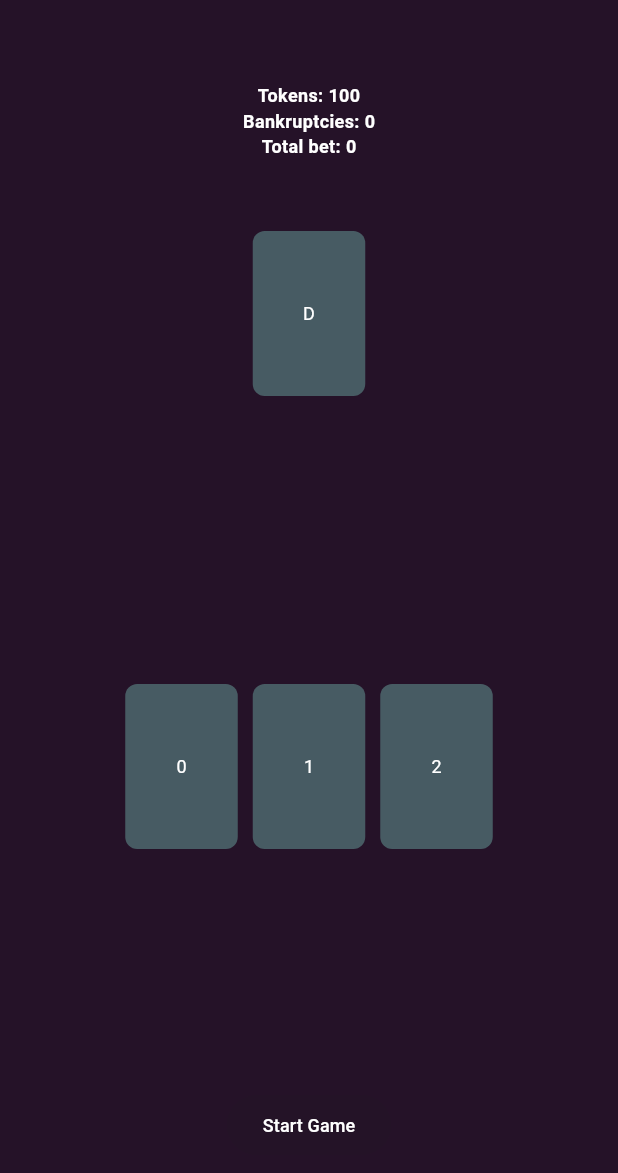
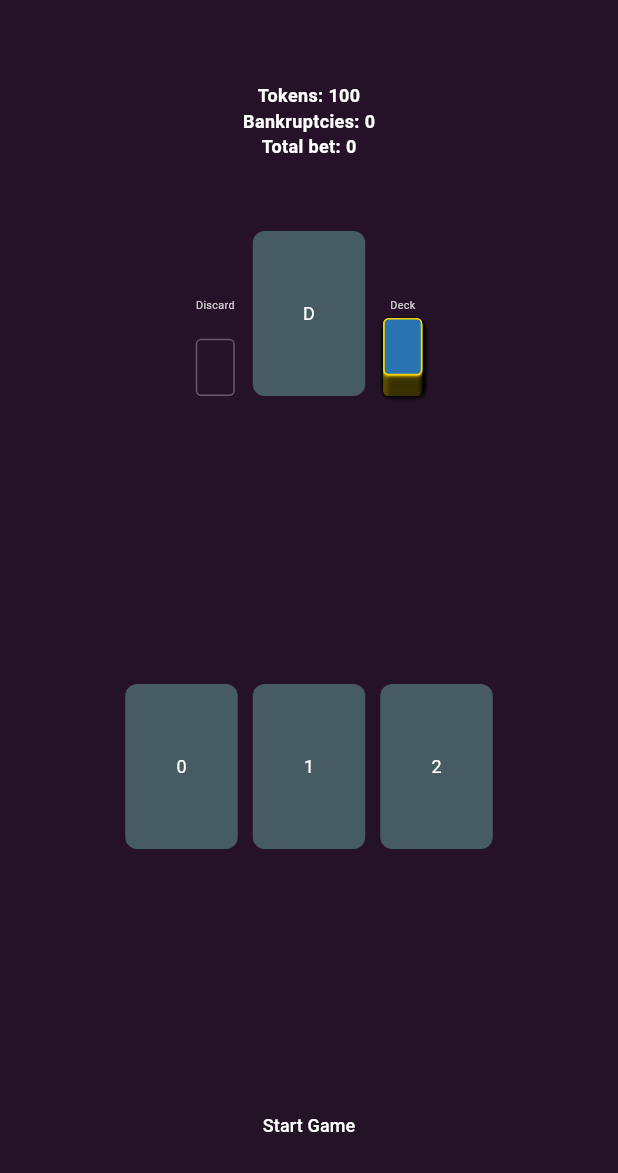
Before and after one commit to MateoSacre/Turbo_Blackjack, a Flutter app: the PlayTable screen opened by its route, on a phone screen of 412 x 824 dp, the part 63-1236 px from its top. Run offline on Flutter 3.47's test engine with Material 3 defaults, Android fonts, the phone set to English and light mode, and no system bars; our stand-ins replace fl_chart, fluttertoast, logger.

Commit message:
[1.3.0] added deck and discard pile

```diff
--- a/lib/Game/Logic/deck_logic.dart
+++ b/lib/Game/Logic/deck_logic.dart
@@ -19,6 +19,21 @@ import '../Notifier/deck_notifier.dart';
 ///   low.
 class DeckLogic {
   static final random = Random();
+
+  // With the shuffler on, GameValues.deck is just the small dealing-shoe
+  // buffer (see shoeBufferTarget) - most undealt cards actually sit in the
+  // machine's compartments. This is the count that should back a "how much
+  // is left to deal" display, since the shoe buffer alone understates it.
+  static int getEffectiveDeckCount() {
+    if (!SettingsGlobalValues.useShuffler.settingValue) {
+      return GameValues.deck.length;
+    }
+    int total = GameValues.deck.length;
+    for (final compartment in GameValues.shufflerCompartments) {
+      total += compartment.length;
+    }
+    return total;
+  }
 
   static void checkForDeckShuffle() {
     if (SettingsGlobalValues.useShuffler.settingValue) {
@@ -146,8 +161,9 @@ class DeckLogic {
       for (int i = 0; i < compartments.length; i++)
         if (compartments[i].length < compartmentMaxCapacity) i
     ];
-    final candidates =
-        eligible.isNotEmpty ? eligible : List.generate(compartments.length, (i) => i);
+    final candidates = eligible.isNotEmpty
+        ? eligible
+        : List.generate(compartments.length, (i) => i);
     final chosen = candidates[random.nextInt(candidates.length)];
     compartments[chosen].add(card);
     SettingsGlobalValues.logger
--- /dev/null
+++ b/lib/Game/Table/card_pile_widget.dart
@@ -0,0 +1,101 @@
+import 'package:flutter/material.dart';
+
+import '../../Settings/settings_global_values.dart';
+
+// A top-down view of a pile: small card silhouettes staggered diagonally,
+// like looking straight down at a stack. More cards means more (and more
+// widely spread) layers, giving a rough at-a-glance sense of how full the
+// pile is - deliberately not an exact count, so it reads as a table
+// fixture rather than a counting aid that does the counting for you.
+class CardPileWidget extends StatelessWidget {
+  static const double aspectRatio = 0.68; // width / height, matches a card face
+  static const int maxLayers = 54;
+  static const double stepFraction = 0.01; // per-layer offset, as a fraction of cardWidth
+
+  final int count;
+  final int maxCount;
+  final String label;
+  final double cardWidth;
+
+  const CardPileWidget({
+    super.key,
+    required this.count,
+    required this.maxCount,
+    required this.label,
+    required this.cardWidth,
+  });
+
+  @override
+  Widget build(BuildContext context) {
+    final double cardHeight = cardWidth / aspectRatio;
+    final double step = cardWidth * stepFraction;
+    final double fraction =
+        maxCount <= 0 ? 0.0 : (count / maxCount).clamp(0.0, 1.0);
+    final int layers =
+        count <= 0 ? 0 : (1 + (fraction * (maxLayers - 1)).round());
+
+    // Layers only offset vertically (bottom:), so the box only needs to be
+    // as wide as a single card - reserving horizontal room here left the
+    // (left-pinned) stack sitting in a sliver of a wider, empty box.
+    final double footprintWidth = cardWidth;
+    final double footprintHeight = cardHeight + step * (maxLayers - 1);
+
+    return Column(
+      mainAxisSize: MainAxisSize.min,
+      children: [
+        Text(label,
+            style: TextStyle(
+                color: SettingsGlobalValues.neutralColor.withValues(alpha: .8),
+                fontSize: SettingsGlobalValues.getFontSize(context) * 0.6)),
+        const SizedBox(height: 4),
+        SizedBox(
+          width: footprintWidth,
+          height: footprintHeight,
+          child: layers <= 0
+              ? Align(
+                  alignment: Alignment.bottomCenter,
+                  child: _emptyOutline(cardWidth, cardHeight),
+                )
+              : Stack(
+                  alignment: Alignment.bottomCenter,
+                  children: [
+                    for (int i = 0; i < layers; i++)
+                      Positioned(
+                        bottom: step * i,
+                        child: _cardLayer(cardWidth, cardHeight),
+                      ),
+                  ],
+                ),
+        ),
+      ],
+    );
+  }
+
+  Widget _emptyOutline(double width, double height) {
+    return Container(
+      width: width,
+      height: height,
+      decoration: BoxDecoration(
+        borderRadius: BorderRadius.circular(width * 0.14),
+        border: Border.all(
+            color: SettingsGlobalValues.neutralColor.withValues(alpha: .3)),
+      ),
+    );
+  }
+
+  Widget _cardLayer(double width, double height) {
+    return Container(
+      width: width,
+      height: height,
+      decoration: BoxDecoration(
+        color: SettingsGlobalValues.activeColor,
+        borderRadius: BorderRadius.circular(width * 0.14),
+        border: Border.all(color: SettingsGlobalValues.goldColor, width: 1),
+        boxShadow: const [
+          BoxShadow(
+              color: Color(0x40000000), blurRadius: 2, offset: Offset(1, 1)),
+        ],
+      ),
+    );
+  }
+}
--- a/lib/Game/Table/play_table.dart
+++ b/lib/Game/Table/play_table.dart
@@ -8,6 +8,7 @@ import 'package:turbo_blackjack/Settings/settings_global_values.dart';
 
 import '../Data/game_values.dart';
 import '../Logic/game_logic.dart';
+import 'card_pile_widget.dart';
 import 'playing_card_widget.dart';
 
 class PlayTable extends StatefulWidget {
@@ -383,13 +384,38 @@ class PlayTableState extends State<PlayTable> {
   }
 
   getTable() {
+    final int maxPileCount = SettingsGlobalValues.deckCount.settingValue * 52;
     return [
-      // Dealer position
+      // Dealer position, flanked by the shoe (deck) and discard tray.
       Padding(
         padding: const EdgeInsets.all(40.0),
-        child: GameValues.isGameStarted
-            ? _buildPositionFromHand(GameValues.dealerHand)
-            : _buildPosition("D", Hand()),
+        child: Row(
+          mainAxisSize: MainAxisSize.min,
+          crossAxisAlignment: CrossAxisAlignment.end,
+          children: [
+            Padding(
+              padding: const EdgeInsets.only(right: 12.0),
+              child: CardPileWidget(
+                label: 'Discard',
+                count: GameValues.discardPile.length,
+                maxCount: maxPileCount,
+                cardWidth: SettingsGlobalValues.getPileWidth(context),
+              ),
+            ),
+            GameValues.isGameStarted
+                ? _buildPositionFromHand(GameValues.dealerHand)
+                : _buildPosition("D", Hand()),
+            Padding(
+              padding: const EdgeInsets.only(left: 12.0),
+              child: CardPileWidget(
+                label: 'Deck',
+                count: DeckLogic.getEffectiveDeckCount(),
+                maxCount: maxPileCount,
+                cardWidth: SettingsGlobalValues.getPileWidth(context),
+              ),
+            ),
+          ],
+        ),
       ),
       // Player's Hands
       Expanded(
--- a/lib/Settings/settings_global_values.dart
+++ b/lib/Settings/settings_global_values.dart
@@ -163,6 +163,17 @@ class SettingsGlobalValues {
     }
   }
 
+  static double getPileWidth(BuildContext context) {
+    switch(getScreenSize(context)){
+      case 0 :
+        return pileWidthSmall;
+      case 1 :
+        return pileWidthMedium;
+      default :
+        return pileWidthBig;
+    }
+  }
+
   static getFontSize(BuildContext context) {
     switch(getScreenSize(context)){
       case 0 :
@@ -224,6 +235,9 @@ class SettingsGlobalValues {
   static const double miniCardHeightSmall = 42;
   static const double miniCardHeightMedium = 64;
   static const double miniCardHeightBig = 100;
+  static const double pileWidthSmall = 26;
+  static const double pileWidthMedium = 38;
+  static const double pileWidthBig = 60;
   static const double bigIconSize = 75;
   static const double mediumIconSize = 50;
   static const double smallIconSize = 25;
--- a/pubspec.yaml
+++ b/pubspec.yaml
@@ -3,7 +3,7 @@ description: "Time to train your BlackJack strats !"
 publish_to: 'none'
 
 
-version: 1.2.1
+version: 1.3.0
 
 environment:
   sdk: '>=3.4.3 <4.0.0'
```
